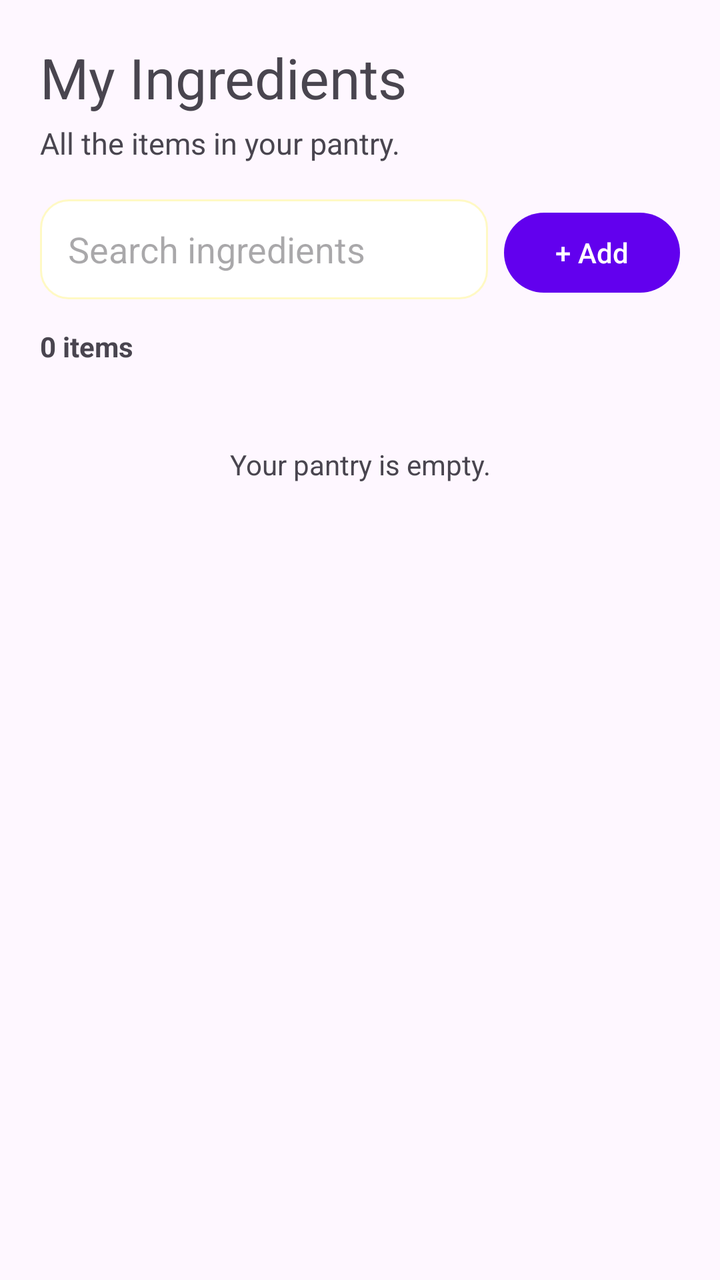
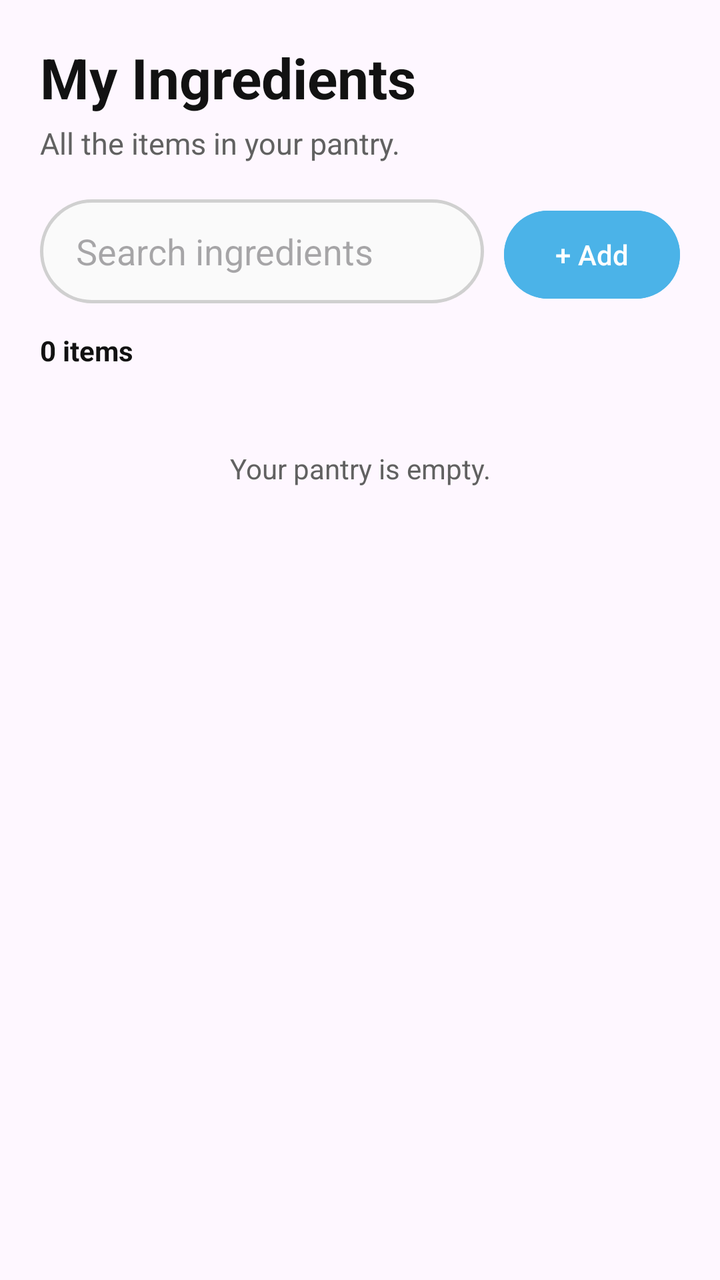

Two renders of the same Android screen: before a commit and after it. Below are the layout's source before the change and the commit's diff.
<!-- AndroidManifest.xml: application theme Theme.SmartPantry -->
<!-- res/layout/fragment_ingredients.xml -->
<LinearLayout xmlns:android="http://schemas.android.com/apk/res/android"
    xmlns:app="http://schemas.android.com/apk/res-auto"
    android:layout_width="match_parent"
    android:layout_height="match_parent"
    android:orientation="vertical"
    android:padding="20dp">

    <TextView
        android:id="@+id/tvGreeting"
        android:layout_width="wrap_content"
        android:layout_height="wrap_content"
        android:text="My Ingredients"
        android:textSize="28sp" />

    <TextView
        android:layout_width="wrap_content"
        android:layout_height="wrap_content"
        android:text="All the items in your pantry."
        android:textSize="15sp"
        android:layout_marginTop="4dp" />

    <androidx.cardview.widget.CardView
        android:id="@+id/cardMatchAlert"
        android:layout_width="match_parent"
        android:layout_height="wrap_content"
        android:layout_marginTop="14dp"
        android:visibility="gone"
        app:cardBackgroundColor="#E8F5E9"
        app:cardCornerRadius="10dp"
        app:cardElevation="2dp">

        <LinearLayout
            android:layout_width="match_parent"
            android:layout_height="wrap_content"
            android:orientation="horizontal"
            android:padding="14dp"
            android:gravity="center_vertical">

            <LinearLayout
                android:layout_width="0dp"
                android:layout_height="wrap_content"
                android:layout_weight="1"
                android:orientation="vertical">

                <TextView
                    android:id="@+id/tvMatchTitle"
                    android:layout_width="wrap_content"
                    android:layout_height="wrap_content"
                    android:text="Match!"
                    android:textColor="#2E7D32"
                    android:textSize="18sp"
                    android:textStyle="bold" />

                <TextView
                    android:id="@+id/tvMatchSubtitle"
                    android:layout_width="wrap_content"
                    android:layout_height="wrap_content"
                    android:text="You have matching ingredients for a recipe!"
                    android:textColor="#1B5E20"
                    android:textSize="14sp"
                    android:layout_marginTop="2dp" />
            </LinearLayout>

            <Button
                android:id="@+id/btnGoToRecipeAlert"
                android:layout_width="wrap_content"
                android:layout_height="wrap_content"
                android:text="Go to Recipe"
                android:backgroundTint="#2E7D32"
                android:textColor="#FFFFFF" />
        </LinearLayout>
    </androidx.cardview.widget.CardView>

    <LinearLayout
        android:layout_width="match_parent"
        android:layout_height="wrap_content"
        android:orientation="horizontal"
        android:layout_marginTop="18dp">

        <EditText
            android:id="@+id/etSearch"
            android:layout_width="0dp"
            android:layout_height="50dp"
            android:layout_weight="1"
            android:hint="Search ingredients"
            android:singleLine="true"
            android:inputType="text"
            android:background="@drawable/bg_input"/>

        <Button
            android:id="@+id/btnAdd"
            android:layout_width="wrap_content"
            android:layout_height="wrap_content"
            android:text="+ Add"
            android:layout_marginStart="8dp"/>
    </LinearLayout>

    <TextView
        android:id="@+id/tvCount"
        android:layout_width="wrap_content"
        android:layout_height="wrap_content"
        android:text="0 items"
        android:textStyle="bold"
        android:layout_marginTop="14dp" />

    <TextView
        android:id="@+id/tvEmpty"
        android:layout_width="match_parent"
        android:layout_height="wrap_content"
        android:text="Your pantry is empty."
        android:gravity="center"
        android:padding="40dp" />

    <androidx.recyclerview.widget.RecyclerView
        android:id="@+id/rvPantry"
        android:layout_width="match_parent"
        android:layout_height="0dp"
        android:layout_weight="1"
        android:layout_marginTop="8dp" />
</LinearLayout>
<!-- resources referenced by this layout -->
<resources>
  <!-- drawable bg_input (drawable) -->
  <shape xmlns:android="http://schemas.android.com/apk/res/android">
      <solid android:color="@color/white"/>
      <corners android:radius="14dp"/>
      <stroke android:width="1dp" android:color="@color/yellow_light"/>
      <padding android:left="14dp" android:right="14dp" android:top="4dp" android:bottom="4dp"/>
  </shape>
  <style name="Theme.SmartPantry" parent="Theme.Material3.DayNight.NoActionBar">
          
          <item name="colorPrimary">@color/purple_500</item>
          <item name="colorPrimaryVariant">@color/purple_700</item>
          <item name="colorOnPrimary">@color/white</item>
          
          <item name="colorSecondary">@color/teal_200</item>
          <item name="colorSecondaryVariant">@color/teal_700</item>
          <item name="colorOnSecondary">@color/black</item>
          
          <item name="android:statusBarColor">?attr/colorPrimaryVariant</item>
          
      </style>
  <color name="white">#FFFFFFFF</color>
  <color name="yellow_light">#FFFFF9C4</color>
  <color name="purple_500">#FF6200EE</color>
  <color name="purple_700">#FF3700B3</color>
  <color name="teal_200">#FF03DAC5</color>
  <color name="teal_700">#FF018786</color>
  <color name="black">#FF000000</color>
</resources>

<!-- the commit's change to res/layout/fragment_ingredients.xml (unified diff, before → after) -->
@@ -10,13 +10,16 @@
         android:layout_width="wrap_content"
         android:layout_height="wrap_content"
         android:text="My Ingredients"
-        android:textSize="28sp" />
+        android:textSize="28sp"
+        android:textStyle="bold"
+        android:textColor="@color/black" />
 
     <TextView
         android:layout_width="wrap_content"
         android:layout_height="wrap_content"
         android:text="All the items in your pantry."
         android:textSize="15sp"
+        android:textColor="@color/gray_text"
         android:layout_marginTop="4dp" />
 
     <androidx.cardview.widget.CardView
@@ -25,8 +28,8 @@
         android:layout_height="wrap_content"
         android:layout_marginTop="14dp"
         android:visibility="gone"
-        app:cardBackgroundColor="#E8F5E9"
-        app:cardCornerRadius="10dp"
+        app:cardBackgroundColor="@color/primary_light"
+        app:cardCornerRadius="14dp"
         app:cardElevation="2dp">
 
         <LinearLayout
@@ -47,7 +50,7 @@
                     android:layout_width="wrap_content"
                     android:layout_height="wrap_content"
                     android:text="Match!"
-                    android:textColor="#2E7D32"
+                    android:textColor="@color/primary"
                     android:textSize="18sp"
                     android:textStyle="bold" />
 
@@ -56,18 +59,19 @@
                     android:layout_width="wrap_content"
                     android:layout_height="wrap_content"
                     android:text="You have matching ingredients for a recipe!"
-                    android:textColor="#1B5E20"
+                    android:textColor="@color/primary_dark"
                     android:textSize="14sp"
                     android:layout_marginTop="2dp" />
             </LinearLayout>
 
-            <Button
+            <com.google.android.material.button.MaterialButton
                 android:id="@+id/btnGoToRecipeAlert"
                 android:layout_width="wrap_content"
                 android:layout_height="wrap_content"
                 android:text="Go to Recipe"
-                android:backgroundTint="#2E7D32"
-                android:textColor="#FFFFFF" />
+                app:cornerRadius="20dp"
+                android:backgroundTint="@color/primary"
+                android:textColor="@color/white" />
         </LinearLayout>
     </androidx.cardview.widget.CardView>
 
@@ -80,19 +84,22 @@
         <EditText
             android:id="@+id/etSearch"
             android:layout_width="0dp"
-            android:layout_height="50dp"
+            android:layout_height="52dp"
             android:layout_weight="1"
             android:hint="Search ingredients"
             android:singleLine="true"
             android:inputType="text"
             android:background="@drawable/bg_input"/>
 
-        <Button
+        <com.google.android.material.button.MaterialButton
             android:id="@+id/btnAdd"
             android:layout_width="wrap_content"
-            android:layout_height="wrap_content"
+            android:layout_height="52dp"
             android:text="+ Add"
-            android:layout_marginStart="8dp"/>
+            app:cornerRadius="26dp"
+            android:backgroundTint="@color/primary"
+            android:textColor="@color/white"
+            android:layout_marginStart="10dp"/>
     </LinearLayout>
 
     <TextView
@@ -101,6 +108,7 @@
         android:layout_height="wrap_content"
         android:text="0 items"
         android:textStyle="bold"
+        android:textColor="@color/black"
         android:layout_marginTop="14dp" />
 
     <TextView
@@ -108,6 +116,7 @@
         android:layout_width="match_parent"
         android:layout_height="wrap_content"
         android:text="Your pantry is empty."
+        android:textColor="@color/gray_text"
         android:gravity="center"
         android:padding="40dp" />
 
<!-- resource entries referenced after the edit -->
@@ -1,31 +1,44 @@
 <!-- resources referenced by this layout -->
 <resources>
   <!-- drawable bg_input (drawable) -->
-  <shape xmlns:android="http://schemas.android.com/apk/res/android">
-      <solid android:color="@color/white"/>
-      <corners android:radius="14dp"/>
-      <stroke android:width="1dp" android:color="@color/yellow_light"/>
-      <padding android:left="14dp" android:right="14dp" android:top="4dp" android:bottom="4dp"/>
-  </shape>
+  <?xml version="1.0" encoding="utf-8"?>
+  <selector xmlns:android="http://schemas.android.com/apk/res/android">
+      <item android:state_focused="true">
+          <shape>
+              <solid android:color="@color/white" />
+              <corners android:radius="26dp" />
+              <stroke android:width="2dp" android:color="@color/primary" />
+              <padding android:left="18dp" android:top="12dp" android:right="18dp" android:bottom="12dp" />
+          </shape>
+      </item>
+      <item>
+          <shape>
+              <solid android:color="#FAFAFA" />
+              <corners android:radius="26dp" />
+              <stroke android:width="1.5dp" android:color="@color/gray_border" />
+              <padding android:left="18dp" android:top="12dp" android:right="18dp" android:bottom="12dp" />
+          </shape>
+      </item>
+  </selector>
   <style name="Theme.SmartPantry" parent="Theme.Material3.DayNight.NoActionBar">
           
-          <item name="colorPrimary">@color/purple_500</item>
-          <item name="colorPrimaryVariant">@color/purple_700</item>
+          <item name="colorPrimary">@color/primary</item>
+          <item name="colorPrimaryVariant">@color/primary_dark</item>
           <item name="colorOnPrimary">@color/white</item>
           
-          <item name="colorSecondary">@color/teal_200</item>
-          <item name="colorSecondaryVariant">@color/teal_700</item>
-          <item name="colorOnSecondary">@color/black</item>
+          <item name="colorSecondary">@color/accent</item>
+          <item name="colorSecondaryVariant">@color/primary_dark</item>
+          <item name="colorOnSecondary">@color/white</item>
           
-          <item name="android:statusBarColor">?attr/colorPrimaryVariant</item>
-          
+          <item name="android:statusBarColor">@color/primary_dark</item>
       </style>
+  <color name="gray_border">#D0D0D0</color>
+  <color name="accent">#88D2FF</color>
   <color name="white">#FFFFFFFF</color>
-  <color name="yellow_light">#FFFFF9C4</color>
-  <color name="purple_500">#FF6200EE</color>
-  <color name="purple_700">#FF3700B3</color>
-  <color name="teal_200">#FF03DAC5</color>
-  <color name="teal_700">#FF018786</color>
-  <color name="black">#FF000000</color>
+  <color name="black">#121212</color>
+  <color name="gray_text">#616161</color>
+  <color name="primary">#4BB3E8</color>
+  <color name="primary_dark">#1B8AC9</color>
+  <color name="primary_light">#EAF6FD</color>
 </resources>
 
